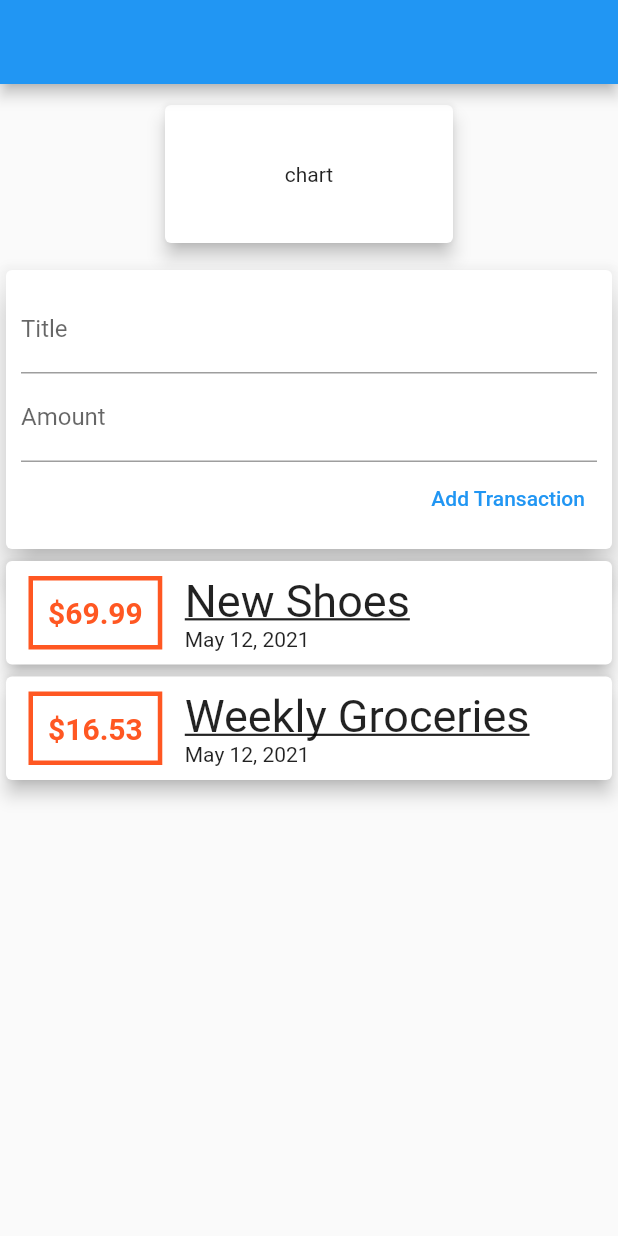
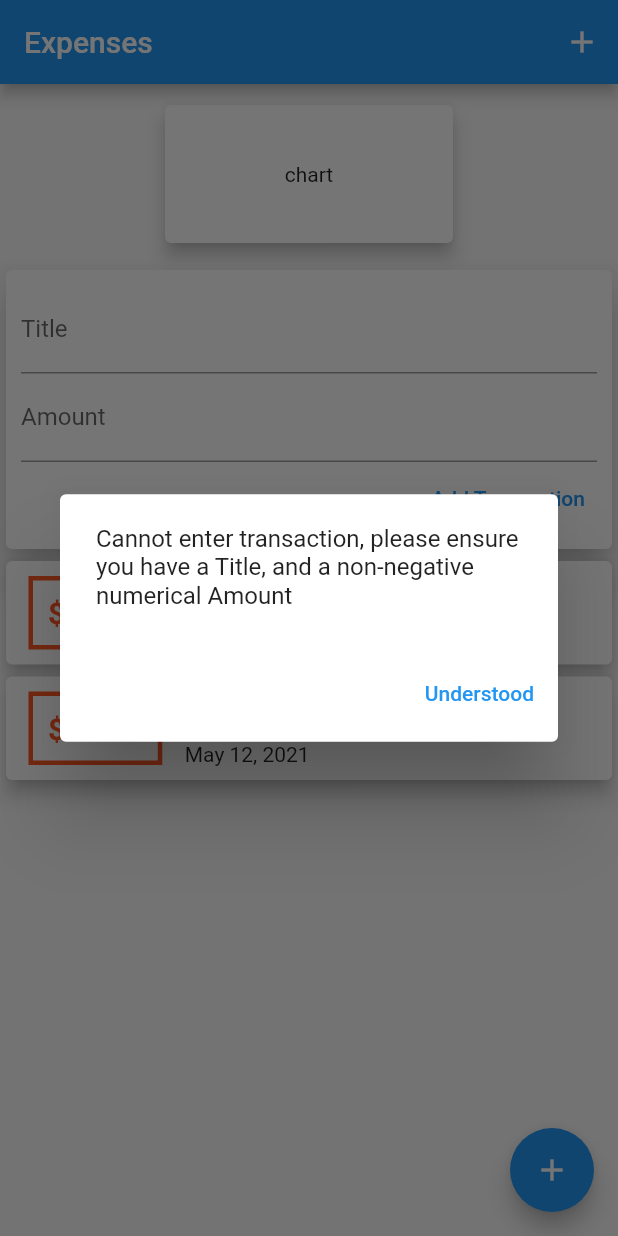
Before and after one commit to RAndrewKoch/expense_counter, a Flutter app: the screen it shows after launch, after a tap on "Add Transaction", on a phone screen of 412 x 824 dp. Run offline on Flutter 3.47's test engine with Material 2 defaults, Android fonts, the light colour scheme and no system bars.

Commit message:
Adding buttons to app bar and floating

```diff
--- a/lib/main.dart
+++ b/lib/main.dart
@@ -19,7 +19,12 @@ class MyHomePage extends StatelessWidget {
   //MyHomePage render
   Widget build(BuildContext context) {
     return Scaffold(
-      appBar: AppBar(),
+      appBar: AppBar(
+        title: Text("Expenses"),
+        actions: <Widget>[
+          IconButton(icon: Icon(Icons.add), onPressed: () {}),
+        ],
+      ),
       body: Container(
         child: SingleChildScrollView(
           child: Column(
@@ -44,6 +49,10 @@ class MyHomePage extends StatelessWidget {
               ]),
         ),
       ),
+      floatingActionButton: FloatingActionButton(
+        child: Icon(Icons.add),
+        onPressed: () {},
+      ),
     );
   }
 }
--- a/lib/widgets/UserTransactions.dart
+++ b/lib/widgets/UserTransactions.dart
@@ -22,6 +22,7 @@ class _UserTransactionsState extends State<UserTransactions> {
   ];
 
   void _addNewTransaction (String title, double amount){
+
     final newTX = Transaction(id: DateTime.now().toString(), title: title, amount: amount, date: DateTime.now());
     setState(() {
       _transactions.add(newTX);
--- a/lib/widgets/newTransaction.dart
+++ b/lib/widgets/newTransaction.dart
@@ -1,3 +1,4 @@
+import 'package:flutter/cupertino.dart';
 import 'package:flutter/material.dart';
 
 class NewTransaction extends StatelessWidget {
@@ -10,9 +11,28 @@ class NewTransaction extends StatelessWidget {
 
   NewTransaction({this.addTransaction});
 
+  submitData(BuildContext context) {
+    if (titleController.text.isEmpty ||
+        amountController.text.isEmpty ||
+        double.parse(amountController.text) <= 0) {
+      return showDialog(
+        builder: (_) => AlertDialog(
+            content: Text("Cannot enter transaction, please ensure you have a Title, and a non-negative numerical Amount"),
+          actions: [
+            TextButton(onPressed: ()=>Navigator.pop(context),
+                child: Text("Understood")
+            ),
+          ]
+        ),
+        context: context,
+      );
+    }
+    addTransaction(titleController.text, double.parse(amountController.text));
+  }
+
   @override
   Widget build(BuildContext context) {
-    return  Card(
+    return Card(
       elevation: 10,
       child: Container(
         padding: EdgeInsets.all(10),
@@ -27,20 +47,19 @@ class NewTransaction extends StatelessWidget {
               decoration: InputDecoration(
                 labelText: "Title",
               ),
+              onSubmitted: (_) => submitData(context),
             ),
             TextField(
               controller: amountController,
-              // onChanged: (val){
-              //   amountInput = val;
-              // },
+              keyboardType: TextInputType.number,
               decoration: InputDecoration(
                 labelText: "Amount",
               ),
+              onSubmitted: (_) => submitData(context),
             ),
             TextButton(
               child: Text('Add Transaction'),
-              onPressed: ()=>addTransaction(titleController.text, double.parse(amountController.text)),
-            // onPressed: (){},
+              onPressed: () => submitData(context),
             )
           ],
         ),
```
